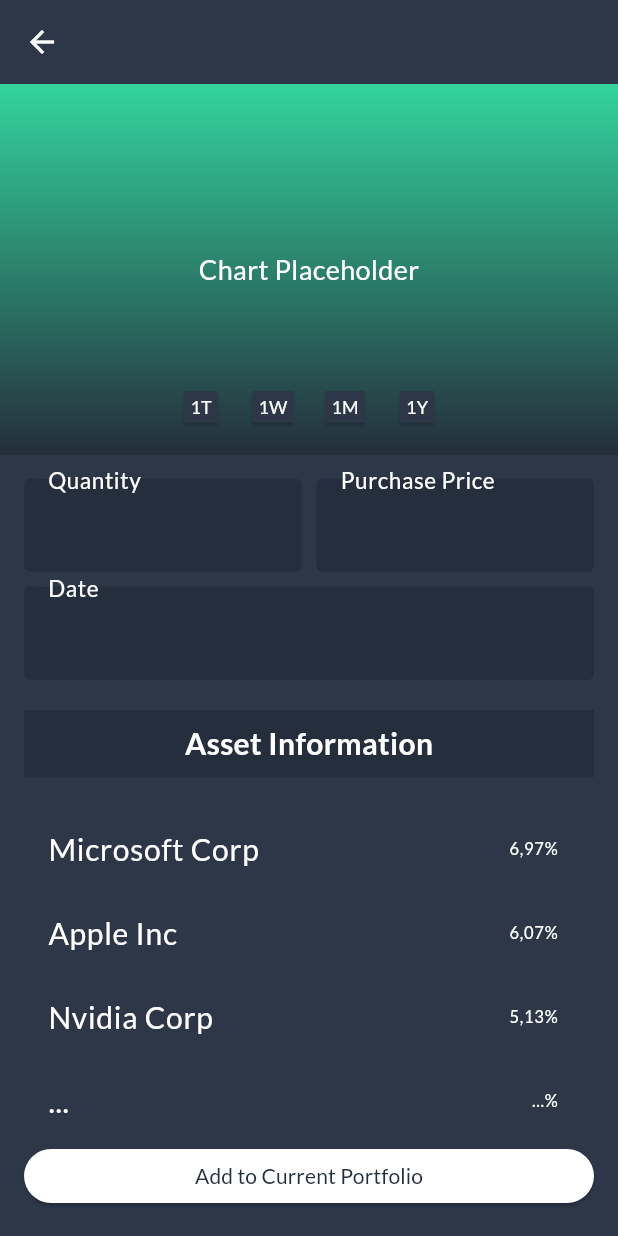
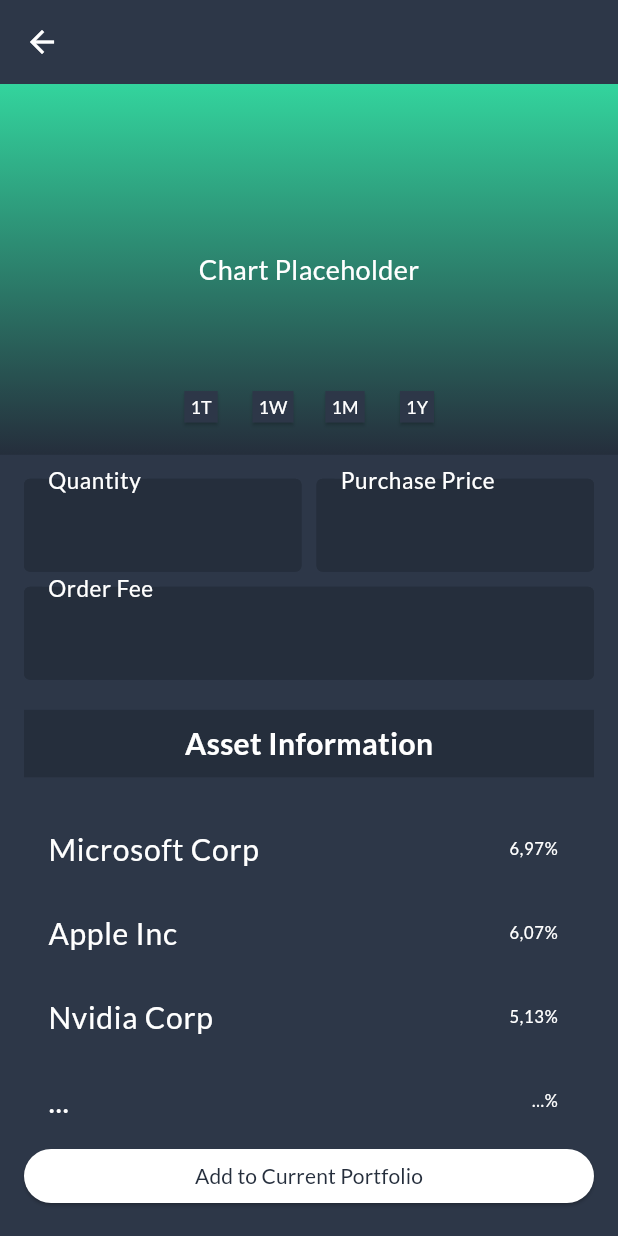
Before and after one commit to dralex03/portfoliopilot-client-app, a Flutter app: the AssetDetailView screen opened directly with empty values, after a tap on the "edit" icon, on a phone screen of 412 x 824 dp. Run offline on Flutter 3.47's test engine with Material 3 defaults, Android fonts, the phone set to English and light mode, and no system bars; our stand-ins replace get_it; project files that could hold a hidden picture were left out.

Commit message:
feature: OrderFee replaced BuyersDate --> BackLog is Adding a Transaction History now.

```diff
--- a/lib/views/asset/add_asset_widget/asset_detail_view_add.dart
+++ b/lib/views/asset/add_asset_widget/asset_detail_view_add.dart
@@ -3,7 +3,6 @@ import 'package:androidproject/utils/app_theme.dart';
 import 'package:androidproject/views/shared_widgets/chart_section.dart';
 import 'package:androidproject/views/asset/add_asset_widget/editable_buy_information_widget.dart';
 import 'package:androidproject/views/asset/asset_widget/position_list.dart';
-import 'package:intl/intl.dart';
 
 class AssetDetailViewAdd extends StatefulWidget {
   final String title;
@@ -19,17 +18,16 @@ class AssetDetailViewAdd extends StatefulWidget {
 
 class _AssetDetailViewAddState extends State<AssetDetailViewAdd> {
   final TextEditingController quantityController = TextEditingController();
-  final TextEditingController dateController = TextEditingController();
+  final TextEditingController orderFeeController = TextEditingController();
   final TextEditingController priceController = TextEditingController();
   bool isPositive = true;
 
   Future<void> _saveData() async {
     String quantity = quantityController.text;
-    String date = dateController.text;
+    String orderFee = orderFeeController.text;
     String price = priceController.text;
 
-
-    print('Saved Data: Quantity: $quantity, Date: $date, Price: $price');
+    print('Saved Data: Quantity: $quantity, Order Fee: $orderFee, Price: $price');
   }
 
   @override
@@ -45,7 +43,7 @@ class _AssetDetailViewAddState extends State<AssetDetailViewAdd> {
         ),
         backgroundColor: AppColors.backgroundColor,
         centerTitle: true,
-        iconTheme: const IconThemeData(color: Colors.white), // Set the back button color to white
+        iconTheme: const IconThemeData(color: Colors.white),
       ),
       body: Column(
         children: [
@@ -67,10 +65,9 @@ class _AssetDetailViewAddState extends State<AssetDetailViewAdd> {
               children: [
                 EditableBuyInformationSection(
                   quantityController: quantityController,
-                  dateController: dateController,
+                  orderFeeController: orderFeeController,
                   priceController: priceController,
                   isPositive: isPositive,
-                  onDateTap: _selectDate,
                 ),
                 const SizedBox(height: 20),
                 Container(
@@ -103,7 +100,6 @@ class _AssetDetailViewAddState extends State<AssetDetailViewAdd> {
           child: ElevatedButton(
             onPressed: () async {
               await _saveData();
-              // Optional: Navigate back or show a success message
               Navigator.pop(context);
             },
             style: ElevatedButton.styleFrom(
@@ -118,7 +114,7 @@ class _AssetDetailViewAddState extends State<AssetDetailViewAdd> {
                   if (states.contains(WidgetState.focused) || states.contains(WidgetState.pressed)) {
                     return AppColors.indicatorColor.withOpacity(0.12);
                   }
-                  return null; // Defer to the widget's default.
+                  return null;
                 },
               ),
             ),
@@ -128,32 +124,4 @@ class _AssetDetailViewAddState extends State<AssetDetailViewAdd> {
       ),
     );
   }
-
-  // Methode zur Auswahl eines Datums
-  Future<void> _selectDate() async {
-    final DateTime? picked = await showDatePicker(
-      context: context,
-      initialDate: DateTime.now(),
-      firstDate: DateTime(2000),
-      lastDate: DateTime(2101),
-      builder: (BuildContext context, Widget? child) {
-        return Theme(
-          data: ThemeData.light().copyWith(
-            colorScheme: const ColorScheme.light(
-              primary: AppColors.indicatorColor, // Header background color
-              onPrimary: Colors.white, // Header text color
-              onSurface: Colors.black, // Body text color
-            ),
-            dialogBackgroundColor: Colors.white,
-          ),
-          child: child!,
-        );
-      },
-    );
-    if (picked != null) {
-      setState(() {
-        dateController.text = DateFormat('yyyy-MM-dd').format(picked);
-      });
-    }
-  }
 }
--- a/lib/views/asset/add_asset_widget/editable_buy_information_widget.dart
+++ b/lib/views/asset/add_asset_widget/editable_buy_information_widget.dart
@@ -1,20 +1,18 @@
+import 'package:flutter/material.dart';
 import 'package:androidproject/utils/app_theme.dart';
-import 'package:flutter/material.dart';
 import 'package:flutter/services.dart'; // Für die Eingabeformatierer
 
 class EditableBuyInformationSection extends StatelessWidget {
   final TextEditingController quantityController;
-  final TextEditingController dateController;
-  final TextEditingController priceController; // Controller für den Kaufkurs
+  final TextEditingController orderFeeController;
+  final TextEditingController priceController;
   final bool isPositive;
-  final VoidCallback onDateTap; // Callback für den DatePicker
 
   EditableBuyInformationSection({
     required this.quantityController,
-    required this.dateController,
+    required this.orderFeeController,
     required this.priceController,
     required this.isPositive,
-    required this.onDateTap,
   });
 
   @override
@@ -29,21 +27,21 @@ class EditableBuyInformationSection extends StatelessWidget {
                 controller: quantityController,
                 decoration: const InputDecoration(
                   labelText: 'Quantity',
-                  labelStyle: TextStyle(color: Colors.white), // Textfarbe des Platzhalters
+                  labelStyle: TextStyle(color: Colors.white),
                   filled: true,
-                  fillColor: AppColors.indicatorColor, // Hintergrundfarbe des Eingabefeldes
+                  fillColor: AppColors.indicatorColor,
                   focusedBorder: OutlineInputBorder(
-                    borderSide: BorderSide(color: AppColors.indicatorColor), // Rahmenfarbe wenn fokussiert
+                    borderSide: BorderSide(color: AppColors.indicatorColor),
                   ),
                   enabledBorder: OutlineInputBorder(
-                    borderSide: BorderSide(color: AppColors.indicatorColor), // Rahmenfarbe wenn nicht fokussiert
+                    borderSide: BorderSide(color: AppColors.indicatorColor),
                   ),
-                  floatingLabelBehavior: FloatingLabelBehavior.always, // Label immer oben anzeigen
+                  floatingLabelBehavior: FloatingLabelBehavior.always,
                 ),
                 keyboardType: TextInputType.number,
-                style: const TextStyle(color: Colors.white), // Textfarbe des eingegebenen Textes
-                inputFormatters: [FilteringTextInputFormatter.digitsOnly], // Nur Zahlen erlauben
-                cursorColor: Colors.white, // Cursorfarbe
+                style: const TextStyle(color: Colors.white),
+                inputFormatters: [FilteringTextInputFormatter.digitsOnly],
+                cursorColor: Colors.white,
               ),
             ),
             const SizedBox(width: 10),
@@ -52,47 +50,49 @@ class EditableBuyInformationSection extends StatelessWidget {
                 controller: priceController,
                 decoration: const InputDecoration(
                   labelText: 'Purchase Price',
-                  labelStyle: TextStyle(color: Colors.white), // Textfarbe des Platzhalters
+                  labelStyle: TextStyle(color: Colors.white),
                   filled: true,
-                  fillColor: AppColors.indicatorColor, // Hintergrundfarbe des Eingabefeldes
+                  fillColor: AppColors.indicatorColor,
                   focusedBorder: OutlineInputBorder(
-                    borderSide: BorderSide(color: AppColors.indicatorColor), // Rahmenfarbe wenn fokussiert
+                    borderSide: BorderSide(color: AppColors.indicatorColor),
                   ),
                   enabledBorder: OutlineInputBorder(
-                    borderSide: BorderSide(color: AppColors.indicatorColor), // Rahmenfarbe wenn nicht fokussiert
+                    borderSide: BorderSide(color: AppColors.indicatorColor),
                   ),
-                  floatingLabelBehavior: FloatingLabelBehavior.always, // Label immer oben anzeigen
+                  floatingLabelBehavior: FloatingLabelBehavior.always,
                 ),
-                keyboardType: const TextInputType.numberWithOptions(decimal: true), // Nur Zahlen erlauben
-                style: const TextStyle(color: Colors.white), // Textfarbe des eingegebenen Textes
+                keyboardType: const TextInputType.numberWithOptions(decimal: true),
+                style: const TextStyle(color: Colors.white),
                 inputFormatters: [
-                  FilteringTextInputFormatter.allow(RegExp(r'^\d+\.?\d{0,2}')), // Nur Zahlen und maximal zwei Dezimalstellen erlauben
+                  FilteringTextInputFormatter.allow(RegExp(r'^\d+\.?\d{0,2}')),
                 ],
-                cursorColor: Colors.white, // Cursorfarbe
+                cursorColor: Colors.white,
               ),
             ),
           ],
         ),
         const SizedBox(height: 10),
         TextField(
-          controller: dateController,
+          controller: orderFeeController,
           decoration: const InputDecoration(
-            labelText: 'Date',
-            labelStyle: TextStyle(color: Colors.white), // Textfarbe des Platzhalters
+            labelText: 'Order Fee',
+            labelStyle: TextStyle(color: Colors.white),
             filled: true,
-            fillColor: AppColors.indicatorColor, // Hintergrundfarbe des Eingabefeldes
+            fillColor: AppColors.indicatorColor,
             focusedBorder: OutlineInputBorder(
-              borderSide: BorderSide(color: AppColors.indicatorColor), // Rahmenfarbe wenn fokussiert
+              borderSide: BorderSide(color: AppColors.indicatorColor),
             ),
             enabledBorder: OutlineInputBorder(
-              borderSide: BorderSide(color: AppColors.indicatorColor), // Rahmenfarbe wenn nicht fokussiert
+              borderSide: BorderSide(color: AppColors.indicatorColor),
             ),
-            floatingLabelBehavior: FloatingLabelBehavior.always, // Label immer oben anzeigen
+            floatingLabelBehavior: FloatingLabelBehavior.always,
           ),
-          readOnly: true,
-          onTap: onDateTap, // Datumsauswahl öffnen
-          style: const TextStyle(color: Colors.white), // Textfarbe des eingegebenen Textes
-          cursorColor: Colors.white, // Cursorfarbe
+          keyboardType: const TextInputType.numberWithOptions(decimal: true),
+          style: const TextStyle(color: Colors.white),
+          inputFormatters: [
+            FilteringTextInputFormatter.allow(RegExp(r'^\d+\.?\d{0,2}')),
+          ],
+          cursorColor: Colors.white,
         ),
       ],
     );
--- a/lib/views/asset/asset_detail_view.dart
+++ b/lib/views/asset/asset_detail_view.dart
@@ -1,4 +1,3 @@
-import 'package:androidproject/views/asset/asset_widget/shares_information_list.dart';
 import 'package:flutter/material.dart';
 import 'package:androidproject/utils/app_theme.dart';
 import 'package:androidproject/views/shared_widgets/chart_section.dart';
@@ -127,7 +126,7 @@ class _AssetDetailViewState extends State<AssetDetailView> {
                 ),
                 const SizedBox(height: 10),
                 const SizedBox(height: 10),
-                SharesInformationList(),
+                PositionList(),
               ],
             ),
           ),
--- a/lib/views/asset/asset_widget/detailed_information_section.dart
+++ b/lib/views/asset/asset_widget/detailed_information_section.dart
@@ -46,11 +46,11 @@ class DetailedInformationSection extends StatelessWidget {
           const Column(
             children: [
               Text(
-                '10.01.21',
+                "",
                 style: TextStyle(fontSize: 16, color: Colors.white),
               ),
               Text(
-                'Kaufdatum',
+                'OrderFee',
                 style: TextStyle(fontSize: 12, color: Colors.white),
               ),
             ],
--- a/lib/views/asset/asset_widget/shares_information_list.dart
+++ /dev/null
@@ -1,73 +0,0 @@
-import 'package:flutter/material.dart';
-import 'package:http/http.dart' as http;
-import 'dart:convert';
-
-class SharesInformationList extends StatelessWidget {
-
-  final String apiUrl = "";
-
-  SharesInformationList({Key? key}) : super(key: key);
-
-  Future<Map<String, dynamic>> fetchShareInformation() async {
-    final response = await http.get(Uri.parse(apiUrl));
-
-    if (response.statusCode == 200) {
-      return json.decode(response.body);
-    } else {
-      throw Exception('Failed to load share information');
-    }
-  }
-
-  @override
-  Widget build(BuildContext context) {
-    return FutureBuilder<Map<String, dynamic>>(
-      future: fetchShareInformation(),
-      builder: (context, snapshot) {
-        if (snapshot.connectionState == ConnectionState.waiting) {
-          return const Center(child: CircularProgressIndicator());
-        } else if (snapshot.hasError) {
-          return Center(child: Text('Error: ${snapshot.error}'));
-        } else if (!snapshot.hasData) {
-          return const Center(child: Text('No data available'));
-        } else {
-          final data = snapshot.data!;
-          return Container(
-            padding: const EdgeInsets.all(10),
-            decoration: const BoxDecoration(
-              color: Colors.transparent,
-            ),
-            child: Column(
-              crossAxisAlignment: CrossAxisAlignment.start,
-              children: [
-                _buildInfoRow('Name', data['name'] ?? 'N/A'),
-                _buildInfoRow('Sector', data['sector'] ?? 'N/A'),
-                _buildInfoRow('Book Value', data['bookValue']?.toString() ?? 'N/A'),
-                _buildInfoRow('P/E Ratio', data['peRatio']?.toString() ?? 'N/A'),
-                _buildInfoRow('Quantity', data['quantity']?.toString() ?? 'N/A'),
-              ],
-            ),
-          );
-        }
-      },
-    );
-  }
-
-  Widget _buildInfoRow(String label, String value) {
-    return Padding(
-      padding: const EdgeInsets.symmetric(vertical: 5),
-      child: Row(
-        mainAxisAlignment: MainAxisAlignment.spaceBetween,
-        children: [
-          Text(
-            label,
-            style: const TextStyle(fontSize: 16, color: Colors.white),
-          ),
-          Text(
-            value,
-            style: const TextStyle(fontSize: 16, color: Colors.white),
-          ),
-        ],
-      ),
-    );
-  }
-}
--- a/lib/views/shared_widgets/navigation_bar.dart
+++ b/lib/views/shared_widgets/navigation_bar.dart
@@ -31,7 +31,7 @@ class _CustomNavigationBarState extends State<CustomNavigationBar> {
           Navigator.pushReplacementNamed(context, '/add');
           break;
         case 2:
-          Navigator.pushReplacementNamed(context, '/charts');
+          Navigator.pushReplacementNamed(context, '/Profile');
           break;
       }
     }
@@ -54,8 +54,8 @@ class _CustomNavigationBarState extends State<CustomNavigationBar> {
           label: 'Add',
         ),
         BottomNavigationBarItem(
-          icon: Icon(Icons.show_chart),
-          label: 'Charts',
+          icon: Icon(Icons.person),
+          label: 'Profile',
         ),
       ],
       onTap: _onItemTapped, // Handle item tap
```
